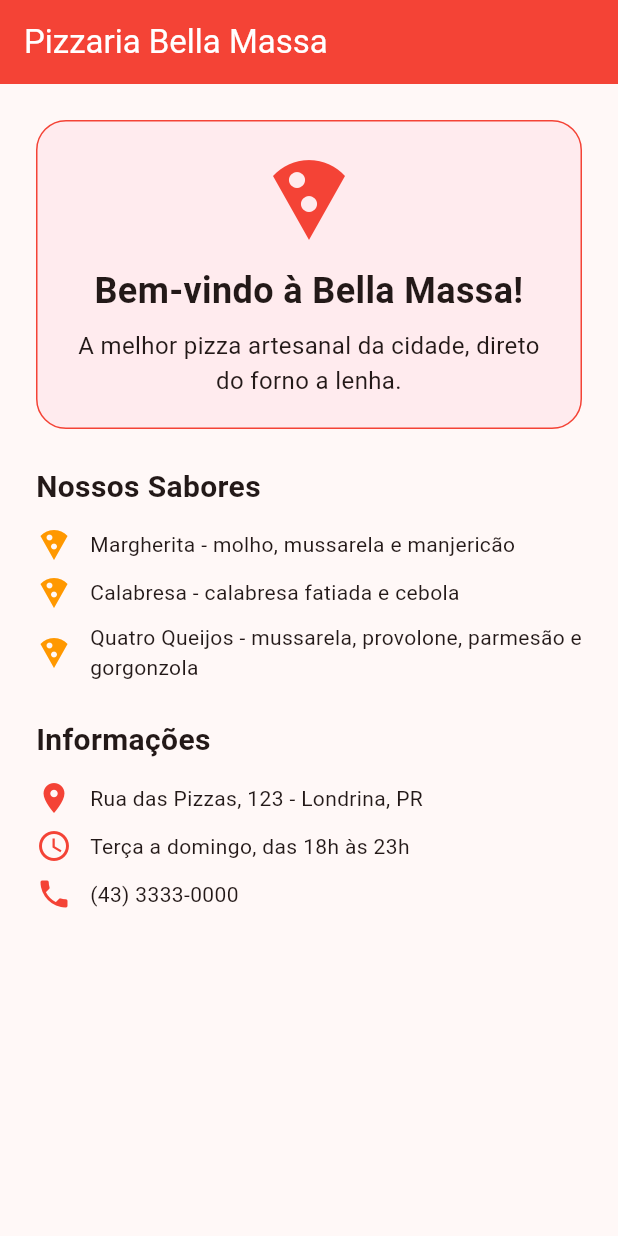
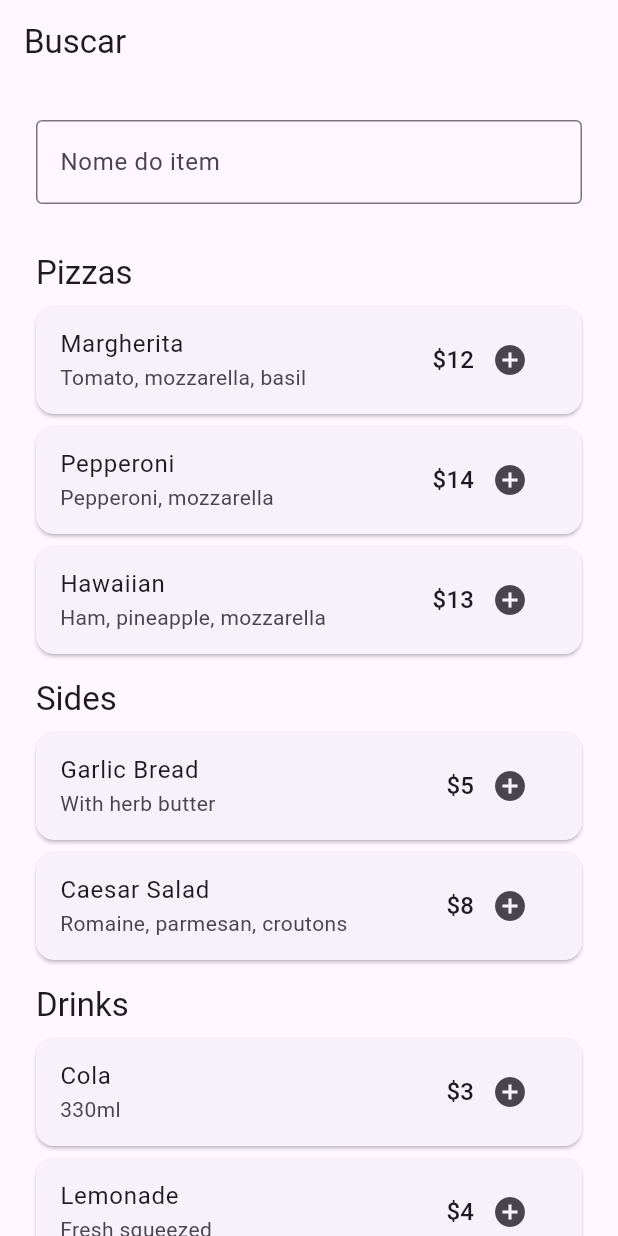
Before and after one commit to AlcidesSN/italiano, a Flutter app: the screen it shows after launch, on a phone screen of 412 x 824 dp. Run offline on Flutter 3.47's test engine with Material 3 defaults, Android fonts, the light colour scheme and no system bars.

Commit message:
Atividade de busca

```diff
--- a/lib/Inicio.dart
+++ b/lib/Inicio.dart
@@ -16,7 +16,6 @@ class Inicio extends StatelessWidget {
         child: Column(
           crossAxisAlignment: CrossAxisAlignment.start,
           children: [
-            // Cabeçalho / boas-vindas
             Container(
               width: double.infinity,
               padding: const EdgeInsets.all(20),
--- /dev/null
+++ b/lib/aula3/Buscar.dart
@@ -0,0 +1,128 @@
+import 'package:flutter/material.dart';
+
+const _sections = [
+  {'name': 'Pizzas', 'items': [
+    {'name': 'Margherita', 'price': '\$12', 'desc': 'Tomato, mozzarella, basil'},
+    {'name': 'Pepperoni', 'price': '\$14', 'desc': 'Pepperoni, mozzarella'},
+    {'name': 'Hawaiian', 'price': '\$13', 'desc': 'Ham, pineapple, mozzarella'},
+  ]},
+  {'name': 'Sides', 'items': [
+    {'name': 'Garlic Bread', 'price': '\$5', 'desc': 'With herb butter'},
+    {'name': 'Caesar Salad', 'price': '\$8', 'desc': 'Romaine, parmesan, croutons'},
+  ]},
+  {'name': 'Drinks', 'items': [
+    {'name': 'Cola', 'price': '\$3', 'desc': '330ml'},
+    {'name': 'Lemonade', 'price': '\$4', 'desc': 'Fresh squeezed'},
+  ]},
+];
+
+class Buscar extends StatefulWidget {
+  const Buscar({super.key});
+
+  @override
+  State<Buscar> createState() => _BuscarState();
+}
+
+class _BuscarState extends State<Buscar> {
+  final buscarController = TextEditingController();
+  String termo = '';
+
+
+  void limpar(){
+    buscarController.clear();
+    setState(() => termo = '');
+  }
+
+  @override
+  void dispose() {
+    buscarController.dispose();
+    super.dispose();
+  }
+
+  @override
+  Widget build(BuildContext context) {
+    final busca = termo.toLowerCase();
+
+    final secoesFiltradas = _sections
+        .map((section) {
+      final itens = (section['items'] as List)
+          .where((item) =>
+          ((item['name'] as String).toLowerCase().contains(busca)) ||
+          (item['desc'] as String).toLowerCase().contains(busca))
+          .toList();
+      return {'name': section['name'], 'items': itens};
+    })
+        .where((section) => (section['items'] as List).isNotEmpty)
+        .toList();
+
+    return Scaffold(
+      appBar: AppBar(
+        title: const Text("Buscar"),
+      ),
+      body: Column(
+        children: [
+          // Formulário fora da lista: aparece uma única vez
+          Padding(
+            padding: const EdgeInsets.all(24),
+            child: Column(
+              crossAxisAlignment: CrossAxisAlignment.start,
+              children: [
+                TextField(
+                  //controller: text,
+                  decoration: InputDecoration(
+                    labelText: "Nome do item",
+                    border: const OutlineInputBorder(),
+                  ),
+                  onChanged: (valor) {
+                    setState(() => termo = valor.trim());
+                  },
+                ),
+              ],
+            ),
+          ),
+          Expanded(
+            child: ListView.builder(
+              padding: const EdgeInsets.symmetric(horizontal: 24),
+              itemCount: secoesFiltradas.length,
+              itemBuilder: (context, si) {
+                final section = secoesFiltradas[si];
+                return Column(
+                  crossAxisAlignment: CrossAxisAlignment.start,
+                  children: [
+                    Padding(
+                      padding: const EdgeInsets.symmetric(vertical: 8),
+                      child: Text(
+                        section['name'] as String,
+                        style: Theme.of(context).textTheme.titleLarge,
+                      ),
+                    ),
+                    ...(section['items'] as List).map((item) => Card(
+                      margin: const EdgeInsets.only(bottom: 8),
+                      child: ListTile(
+                        title: Text(item['name'] as String),
+                        subtitle: Text(item['desc'] as String),
+                        trailing: Row(
+                          mainAxisSize: MainAxisSize.min,
+                          children: [
+                            Text(
+                              item['price'] as String,
+                              style: Theme.of(context).textTheme.titleMedium,
+                            ),
+                            IconButton(
+                              icon: const Icon(Icons.add_circle),
+                              onPressed: () {},
+                            ),
+                          ],
+                        ),
+                      ),
+                    )),
+                  ],
+                );
+              },
+            ),
+          ),
+        ],
+      ),
+    );
+  }
+}
--- /dev/null
+++ b/lib/aula3/aula03.dart
@@ -0,0 +1,15 @@
+import 'package:flutter/material.dart';
+import 'package:italiano/aula3/Buscar.dart';
+import 'package:italiano/aula3/Inscricao.dart';
+
+class Aula03 extends StatelessWidget {
+  const Aula03({super.key});
+
+  @override
+  Widget build(BuildContext context) {
+    return const MaterialApp(
+      debugShowCheckedModeBanner: false,
+      home: Buscar(),
+    );
+  }
+}
--- a/lib/main.dart
+++ b/lib/main.dart
@@ -1,4 +1,5 @@
 import 'package:flutter/material.dart';
 import 'package:italiano/Principal.dart';
+import 'package:italiano/aula3/aula03.dart';
 
-void main() => runApp(const Principal());
+void main() => runApp(const Aula03());
```
Also changed, not shown: lib/aula3/Inscricao.dart (added, +79 -0 lines).
